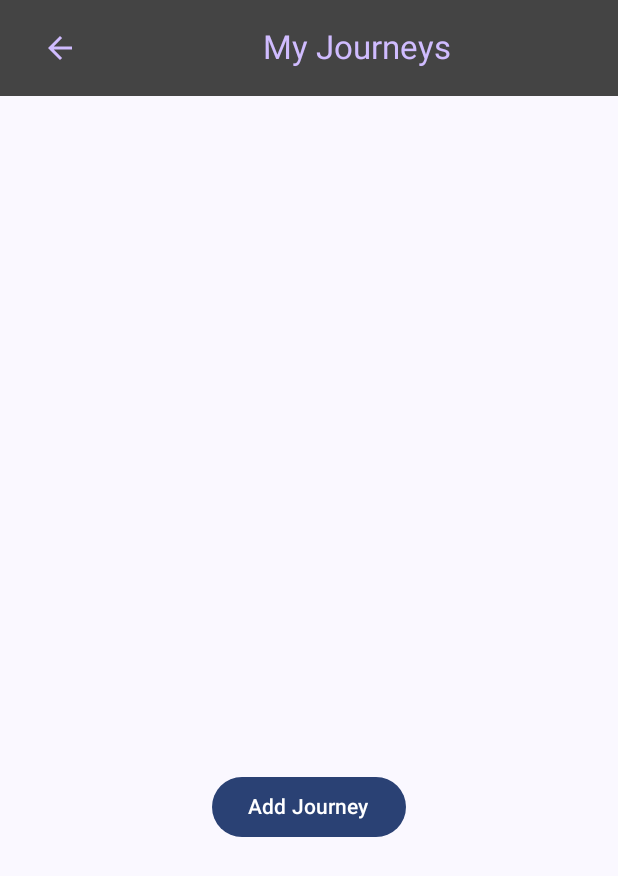
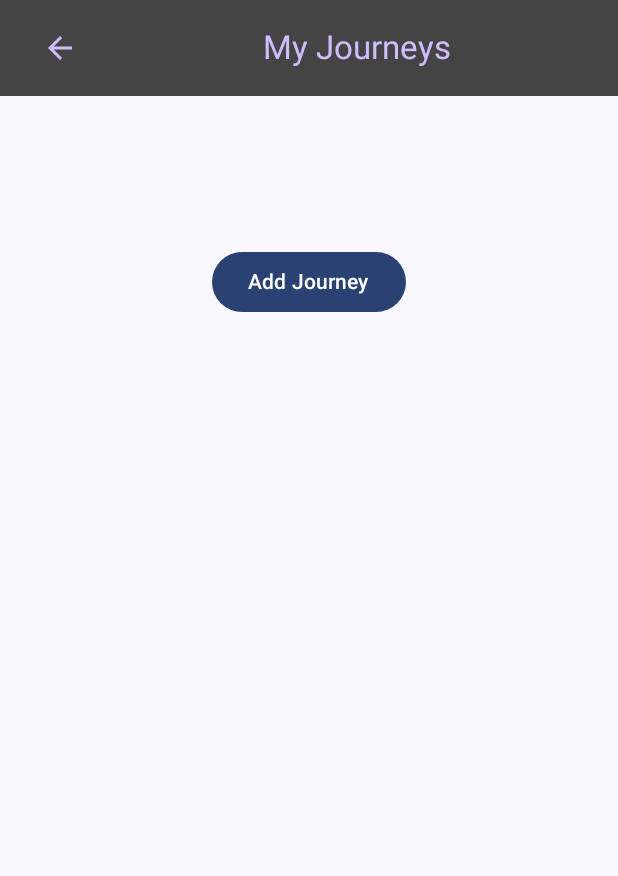
Before and after one commit to au706600/TripJournal-project, an Android app built with Jetpack Compose: the screen it shows after launch (MainActivity), after a tap on "My Journeys", on a phone screen of 412 x 824 dp. Shown: the top 876 px of the screen. Run offline under Robolectric (Android 15) with nearby library versions, the phone set to English and light mode, and no system bars; our stand-ins replace Firebase (no records; nobody signed in at launch, a user with empty details on screens opened directly), livedata-compose; libraries missing offline, so code that uses them is left out: com.google.android.engage; 2 statements that could not run were skipped.

Commit message:
Add journey, my journeys updated. Now creating lists is possible after clicking on save. It saves state when going to mainpage and back to "My Journeys". But doesn't save state when launching the app again.

```diff
--- a/app/build.gradle.kts
+++ b/app/build.gradle.kts
@@ -60,6 +60,8 @@ dependencies {
     implementation("androidx.navigation:navigation-compose:2.7.5")
     implementation("androidx.navigation:navigation-runtime-ktx:2.7.5")
 
+    implementation("androidx.compose.runtime:runtime-livedata:1.5.4")
+    implementation("androidx.lifecycle:lifecycle-viewmodel-compose:2.6.2")
     implementation(platform("com.google.firebase:firebase-bom:32.6.0"))
     implementation("com.google.firebase:firebase-firestore")
     implementation("com.google.firebase:firebase-auth-ktx")
--- a/app/src/main/java/com/example/tripjournal_project/MainActivity.kt
+++ b/app/src/main/java/com/example/tripjournal_project/MainActivity.kt
@@ -17,6 +17,7 @@ import androidx.compose.material3.Text
 import androidx.compose.runtime.Composable
 import androidx.compose.ui.Modifier
 import androidx.compose.ui.tooling.preview.Preview
+import androidx.lifecycle.viewmodel.compose.viewModel
 import androidx.navigation.NavController
 import androidx.navigation.compose.NavHost
 import androidx.navigation.compose.composable
@@ -63,6 +64,8 @@ class MainActivity : ComponentActivity() {
         setContent {
             TripJournalprojectTheme {
                 val navController = rememberNavController()
+                val journeyViewModel: JourneyViewModel = viewModel()
+
                 // A surface container using the 'background' color from the theme
                 Surface(
                     modifier = Modifier.fillMaxSize(),
@@ -116,7 +119,7 @@ class MainActivity : ComponentActivity() {
 
                         composable("My Journeys")
                         {
-                            MyJourneys(navController = navController)
+                            MyJourneys(navController = navController, journeyViewModel = journeyViewModel)
                             {
                                 navController.popBackStack("mainpage", inclusive = false)
                             }
@@ -124,7 +127,7 @@ class MainActivity : ComponentActivity() {
 
                         composable("Add Journey")
                         {
-                            AddJourney(navController = navController) {
+                            AddJourney(navController = navController, journeyViewModel = journeyViewModel) {
                                 navController.popBackStack("My Journeys", inclusive = false)
                             }
                         }
--- a/app/src/main/java/com/example/tripjournal_project/My Journeys.kt
+++ b/app/src/main/java/com/example/tripjournal_project/My Journeys.kt
@@ -1,12 +1,16 @@
 package com.example.tripjournal_project
 
+import androidx.compose.foundation.background
 import androidx.compose.foundation.layout.Column
+import androidx.compose.foundation.layout.PaddingValues
 import androidx.compose.foundation.layout.Row
 import androidx.compose.foundation.layout.Spacer
 import androidx.compose.foundation.layout.fillMaxHeight
 import androidx.compose.foundation.layout.fillMaxWidth
 import androidx.compose.foundation.layout.height
 import androidx.compose.foundation.layout.wrapContentSize
+import androidx.compose.foundation.lazy.LazyColumn
+import androidx.compose.foundation.lazy.items
 import androidx.compose.material.icons.Icons
 import androidx.compose.material.icons.filled.ArrowBack
 import androidx.compose.material3.Button
@@ -17,18 +21,24 @@ import androidx.compose.material3.Text
 import androidx.compose.material3.TopAppBar
 import androidx.compose.material3.TopAppBarDefaults
 import androidx.compose.runtime.Composable
+import androidx.compose.runtime.LaunchedEffect
+import androidx.compose.runtime.getValue
 import androidx.compose.runtime.rememberCoroutineScope
 import androidx.compose.ui.Alignment
 import androidx.compose.ui.Modifier
 import androidx.compose.ui.graphics.Color
 import androidx.compose.ui.unit.dp
 import androidx.navigation.NavController
+import androidx.compose.runtime.livedata.observeAsState
+import androidx.compose.runtime.mutableStateOf
+import androidx.compose.runtime.remember
+import androidx.compose.runtime.setValue
 import kotlinx.coroutines.launch
 
 @OptIn(ExperimentalMaterial3Api::class)
 @Composable
 
-fun MyJourneys(navController: NavController, back:()->Unit)
+fun MyJourneys(navController: NavController,journeyViewModel: JourneyViewModel, back:()->Unit)
 {
     val scope = rememberCoroutineScope()
     Column(modifier = Modifier
@@ -59,9 +69,25 @@ fun MyJourneys(navController: NavController, back:()->Unit)
             )
         )
 
+        var journeys by remember { mutableStateOf<List<Journey>>(emptyList()) }
+
+        LaunchedEffect(journeyViewModel.journeys) {
+            journeys = journeyViewModel.journeys.value
+        }
+
+        LazyColumn(modifier = Modifier
+            .fillMaxWidth()
+            .background(color = Color.LightGray)
+        ) {
+            items(journeys) { journey ->
+                Text(text = journey.name)
+                Spacer(modifier = Modifier.fillMaxWidth().height(15.dp))
+            }
+        }
+
         Spacer(modifier = Modifier
             .fillMaxWidth()
-            .height(450.dp))
+            .height(100.dp))
 
         Button(onClick = {
             scope.launch {
--- a/app/src/main/java/com/example/tripjournal_project/menuitem.kt
+++ b/app/src/main/java/com/example/tripjournal_project/menuitem.kt
@@ -11,11 +11,14 @@ import androidx.compose.foundation.layout.width
 import androidx.compose.material3.MaterialTheme
 import androidx.compose.material3.Text
 import androidx.compose.runtime.Composable
+import androidx.compose.runtime.State
+import androidx.compose.runtime.mutableStateOf
 import androidx.compose.ui.Alignment
 import androidx.compose.ui.Modifier
 import androidx.compose.ui.graphics.Color
 import androidx.compose.ui.unit.dp
 import androidx.compose.ui.unit.sp
+import androidx.lifecycle.ViewModel
 
 data class Metamodel(
     val id: String,
@@ -24,6 +27,16 @@ data class Metamodel(
     val onClick: () -> Unit
 )
 
+data class Journey(val name: String)
+
+class JourneyViewModel : ViewModel() {
+    private val _journeys = mutableStateOf(listOf<Journey>())
+    val journeys: State<List<Journey>> = _journeys
+
+    fun addJourney(journey: Journey) {
+        _journeys.value = _journeys.value + journey
+    }
+}
 @Composable
 
 fun menuitem(MenuItem: Metamodel, navigate: () -> Unit)
```
Also changed, not shown: app/src/main/java/com/example/tripjournal_project/Add Journey.kt (+30 -1 lines).
